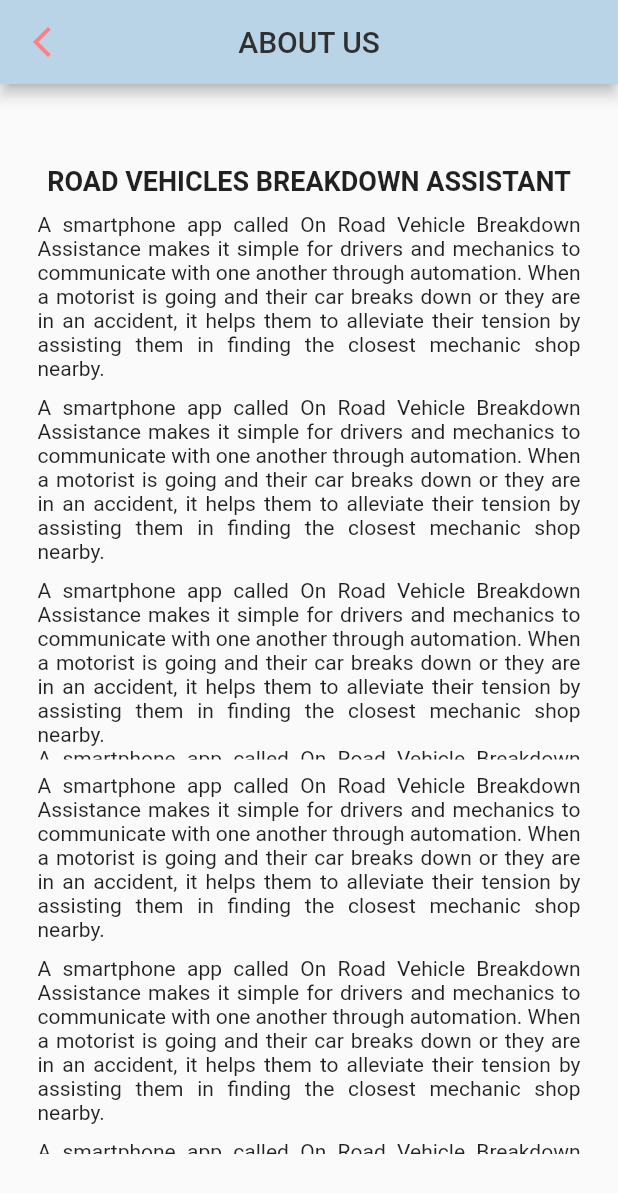
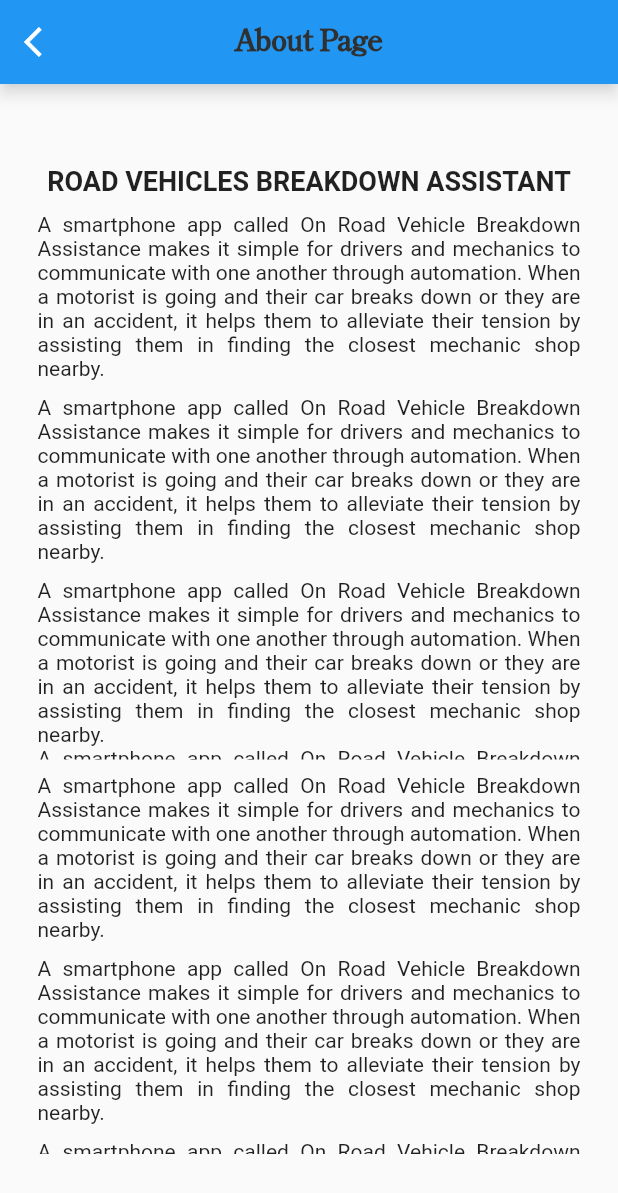
Before and after one commit to the-impossible/RoadAssistant, a Flutter app: the AboutPage screen opened by its route, on a phone screen of 412 x 824 dp. Shown: the top 1193 px of the screen. Run offline on Flutter 3.47's test engine with Material 2 defaults, Android fonts, the phone set to English and light mode, and no system bars; our stand-ins replace flutter_spinkit, flutter_svg, get, shared_preferences; accounts and stored records are empty; Roboto replaces fonts that are missing (Schyuler).

Commit message:
drivProfile homePage nearbyMechanics about_page

```diff
--- a/lib/Intro/Pages/about_page.dart
+++ b/lib/Intro/Pages/about_page.dart
@@ -1,4 +1,6 @@
 import 'package:flutter/material.dart';
+import 'package:welcome/Mechanic_page/component/defaultAppBar.dart';
+import 'package:welcome/Mechanic_page/component/defaultBackButton.dart';
 import 'package:welcome/constant.dart';
 
 class AboutPage extends StatelessWidget {
@@ -8,23 +10,9 @@ class AboutPage extends StatelessWidget {
   Widget build(BuildContext context) {
     final size = MediaQuery.of(context).size;
     return Scaffold(
-      appBar: AppBar(
-        title: Text(
-          'About US'.toUpperCase(),
-          style: const TextStyle(
-            color: kDarkColor,
-          ),
-        ),
-        centerTitle: true,
-        backgroundColor: kGroundColor,
-        automaticallyImplyLeading: false,
-        leading: IconButton(
-          icon: const Icon(
-            Icons.arrow_back_ios_new,
-            color: kPrimaryColor,
-          ),
-          onPressed: () => Navigator.of(context).pop(),
-        ),
+      appBar: const DefaultAppBar(
+        title: 'About Page',
+        child: DefaultBackButton(),
       ),
       body: Column(
         mainAxisAlignment: MainAxisAlignment.spaceAround,
--- /dev/null
+++ b/lib/Intro/Pages/help_Page.dart
@@ -0,0 +1,22 @@
+import 'package:flutter/material.dart';
+import 'package:welcome/Mechanic_page/component/defaultAppBar.dart';
+import 'package:welcome/Mechanic_page/component/defaultBackButton.dart';
+
+class Help_Page extends StatefulWidget {
+  const Help_Page({super.key});
+
+  @override
+  State<Help_Page> createState() => _Help_PageState();
+}
+
+class _Help_PageState extends State<Help_Page> {
+  @override
+  Widget build(BuildContext context) {
+    return const Scaffold(
+      appBar: DefaultAppBar(
+        title: 'Help Center',
+        child: DefaultBackButton(),
+      ),
+    );
+  }
+}
--- a/lib/constant.dart
+++ b/lib/constant.dart
@@ -1,6 +1,7 @@
 import 'package:flutter/material.dart';
 
 const kPrimaryColor = Color(0xFFFF8084);
+const kLightPinkColor = Color.fromRGBO(243, 232, 232, 1);
 const kAccenstColor = Color(0xFFF1F1F1);
 const kWhiteColor = Color(0xFFFFFFFF);
 const kLightColor = Color(0xFF808080);
--- a/lib/routes/routes.dart
+++ b/lib/routes/routes.dart
@@ -1,7 +1,9 @@
 import 'package:get/get.dart';
+import 'package:welcome/Driver_Pages/drivProfile.dart';
 import 'package:welcome/Driver_Pages/homePage.dart';
 import 'package:welcome/Driver_Pages/nearbyMechanics.dart';
 import 'package:welcome/Intro/Pages/about_page.dart';
+import 'package:welcome/Intro/Pages/help_Page.dart';
 import 'package:welcome/Intro/intro.dart';
 import 'package:welcome/Mechanic_page/mecHome.dart';
 import 'package:welcome/Mechanic_page/mecProfile.dart';
@@ -31,6 +33,8 @@ class Routes {
   static String notificationPage = '/notificationPage';
   static String driverPage = '/driverPage';
   static String nearbyMechanics = '/nearbyMechanics';
+  static String driverProfile = '/driverProfile';
+  static String helpPage = '/helpPage';
 
   // MecHomePage
 }
@@ -95,5 +99,13 @@ final getPages = [
   GetPage(
     name: Routes.mecHomePage,
     page: () => const MecHomePage(),
+  ),
+  GetPage(
+    name: Routes.driverProfile,
+    page: () => const Driver_Profile(),
+  ),
+  GetPage(
+    name: Routes.helpPage,
+    page: () => const Help_Page(),
   )
 ];
```
Also changed, not shown: lib/Driver_Pages/drivProfile.dart (+180 -0 lines), lib/Driver_Pages/homePage.dart (+11 -5 lines), lib/Driver_Pages/nearbyMechanics.dart (+11 -4 lines).
